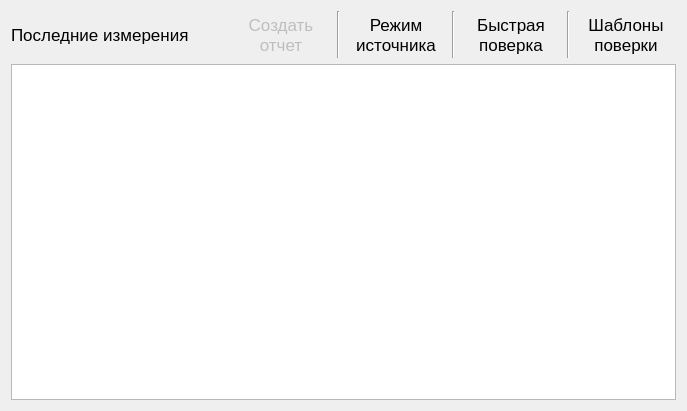
First picture: the form in ui/startform.ui, repository irsural/calibrator_pc, before the edit.
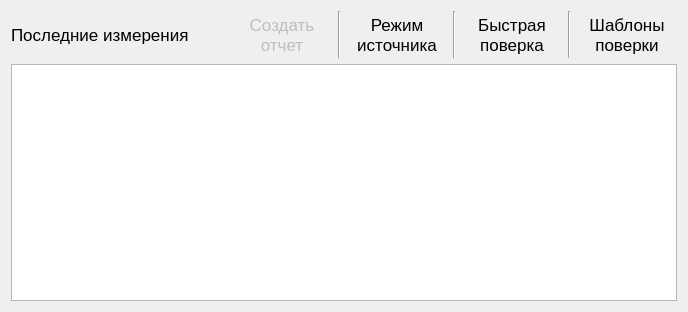
Second picture: the form after the edit.

What changed in the file:
```diff
--- a/ui/startform.ui
+++ b/ui/startform.ui
@@ -6,8 +6,8 @@
    <rect>
     <x>0</x>
     <y>0</y>
-    <width>687</width>
-    <height>411</height>
+    <width>688</width>
+    <height>312</height>
    </rect>
   </property>
   <property name="font">
```
